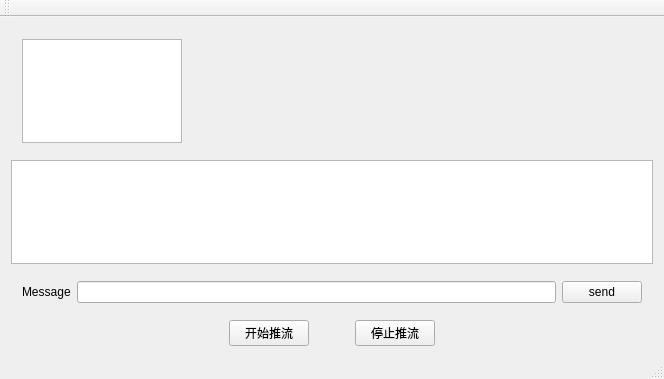
weinkym/zegoapp, file mainwindow.ui: the form before one commit.
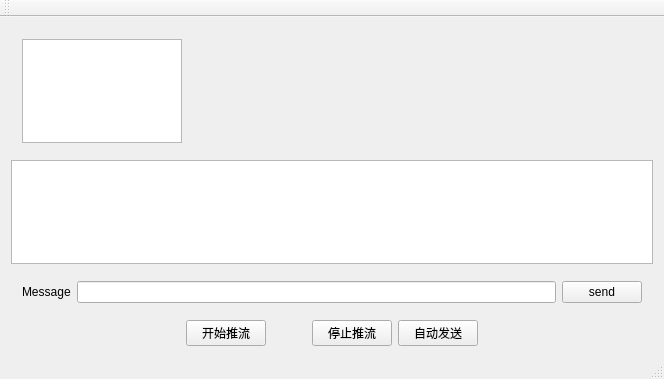
The form after the commit.

```diff
--- a/mainwindow.ui
+++ b/mainwindow.ui
@@ -141,6 +141,13 @@
         </property>
        </widget>
       </item>
+      <item>
+       <widget class="QPushButton" name="pushButtonTimer">
+        <property name="text">
+         <string>自动发送</string>
+        </property>
+       </widget>
+      </item>
       <item>
        <spacer name="horizontalSpacer_3">
         <property name="orientation">
```
